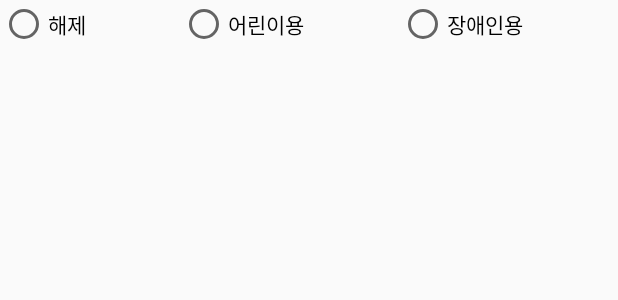
After one commit to ironhiro/whereisit, an Android app: the layout details_radiobox.xml on its own in the app's theme, with its tools: preview values and no code run, on a phone screen of 412 x 824 dp. The commit adds this screen. Shown: the top 300 px of the screen. Run offline under Robolectric (Android 15) with nearby library versions, the phone set to English and light mode, and no system bars.

```diff
--- a/app/src/main/java/com/mytoilet/whereisit/CommentDialog.java
+++ b/app/src/main/java/com/mytoilet/whereisit/CommentDialog.java
@@ -83,7 +83,7 @@
             rating.setRating(0);
             rating_text.setText(String.valueOf(rating.getRating()));
             adapter = new ArrayAdapter<>(context, android.R.layout.simple_list_item_1,lists);
-            commentList.setAdapter(adapter)
+            commentList.setAdapter(adapter);
         }
         else
         {
--- /dev/null
+++ b/app/src/main/res/layout/details_radiobox.xml
@@ -0,0 +1,28 @@
+<?xml version="1.0" encoding="utf-8"?>
+<RadioGroup
+    xmlns:android="http://schemas.android.com/apk/res/android"
+    android:orientation="horizontal"
+    android:layout_width="match_parent"
+    android:layout_height="match_parent">
+
+    <RadioButton
+        android:id="@+id/radioButton_cancel"
+        android:layout_width="wrap_content"
+        android:layout_height="wrap_content"
+        android:layout_weight="1"
+        android:text="해제" />
+
+    <RadioButton
+        android:id="@+id/radioButton_child"
+        android:layout_width="wrap_content"
+        android:layout_height="wrap_content"
+        android:layout_weight="1"
+        android:text="어린이용" />
+
+    <RadioButton
+        android:id="@+id/radioButton_handicapped"
+        android:layout_width="wrap_content"
+        android:layout_height="wrap_content"
+        android:layout_weight="1"
+        android:text="장애인용" />
+</RadioGroup>
```
